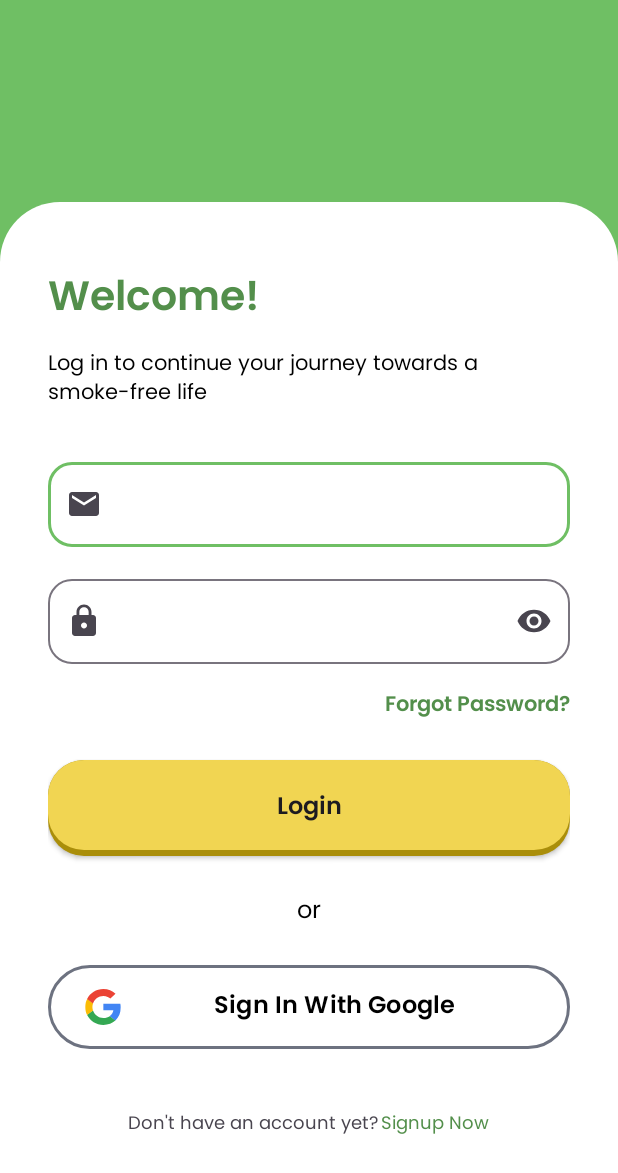
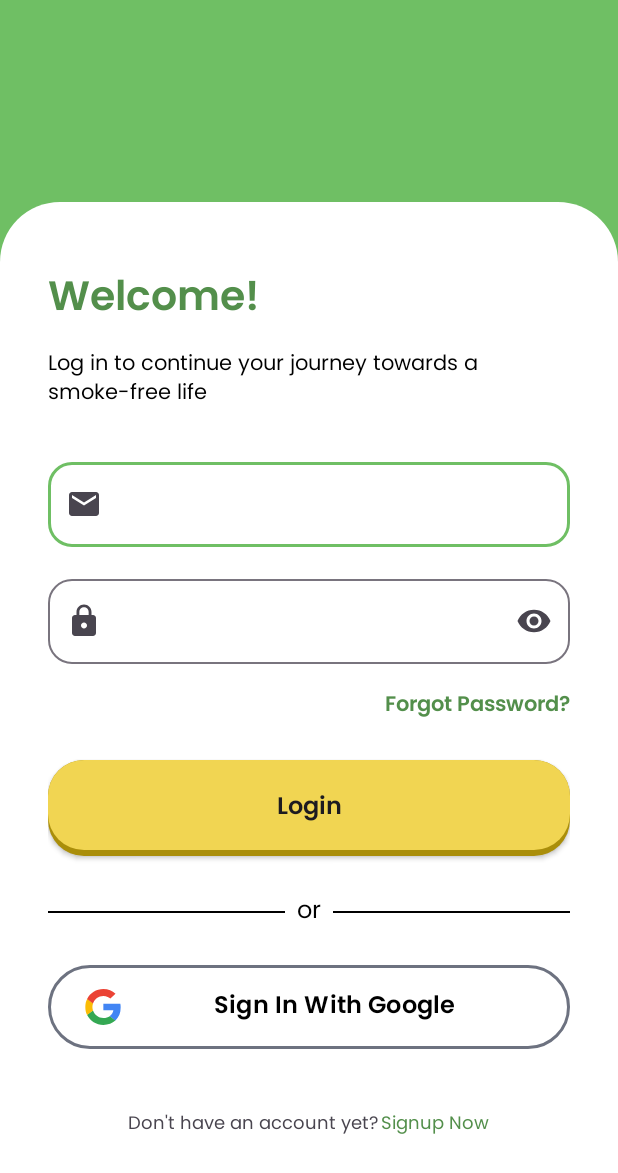
Before and after one commit to unsmoke/mobile-development, an Android app: the screen it shows after launch (LoginActivity), on a phone screen of 412 x 824 dp. Shown: the top 1173 px of the screen. Run offline under Robolectric (Android 15) with nearby library versions, the phone set to English and light mode, and no system bars.

Commit message:
feat: add line in or text view

```diff
--- a/app/src/main/res/layout/activity_login.xml
+++ b/app/src/main/res/layout/activity_login.xml
@@ -106,14 +106,48 @@
             android:textSize="16sp"
             android:fontFamily="@font/poppins_semibold"/>
 
-        <TextView
-            style="@style/TextContent"
-            android:textAlignment="center"
-            android:layout_marginBottom="18dp"
+        <androidx.constraintlayout.widget.ConstraintLayout
             android:layout_width="match_parent"
             android:layout_height="wrap_content"
-            android:textSize="16sp"
-            android:text="@string/or"/>
+            android:gravity="center"
+            android:orientation="horizontal"
+            android:layout_marginBottom="18dp">
+
+            <View
+                android:id="@+id/line_start"
+                android:layout_width="0dp"
+                android:layout_height="1dp"
+                android:background="@color/accent_black"
+                app:layout_constraintBottom_toBottomOf="parent"
+                app:layout_constraintStart_toStartOf="parent"
+                app:layout_constraintTop_toTopOf="parent"
+                app:layout_constraintEnd_toStartOf="@id/tv_or"/>
+
+            <TextView
+                android:id="@+id/tv_or"
+                style="@style/TextContent"
+                android:layout_width="wrap_content"
+                android:layout_height="wrap_content"
+                android:layout_marginHorizontal="8dp"
+                android:text="@string/or"
+                android:textAlignment="center"
+                android:textSize="16sp"
+                app:layout_constraintBottom_toBottomOf="parent"
+                app:layout_constraintEnd_toStartOf="@id/line_end"
+                app:layout_constraintStart_toEndOf="@id/line_start"
+                app:layout_constraintTop_toTopOf="parent" />
+
+            <View
+                android:id="@+id/line_end"
+                android:layout_width="0dp"
+                android:layout_height="1dp"
+                android:background="@color/accent_black"
+                app:layout_constraintBottom_toBottomOf="parent"
+                app:layout_constraintEnd_toEndOf="parent"
+                app:layout_constraintTop_toTopOf="parent"
+                app:layout_constraintStart_toEndOf="@id/tv_or"/>
+
+        </androidx.constraintlayout.widget.ConstraintLayout>
 
         <Button
             android:id="@+id/btn_signin_with_google"
```
